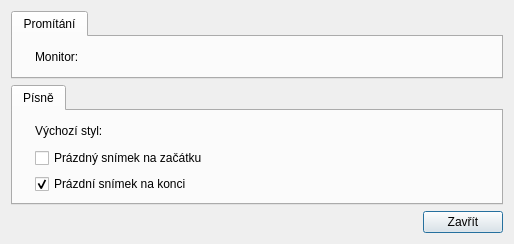
Above: src/gui/settingsdialog.ui from CZDanol/StrawLumen before the change. Below: the same form after it.
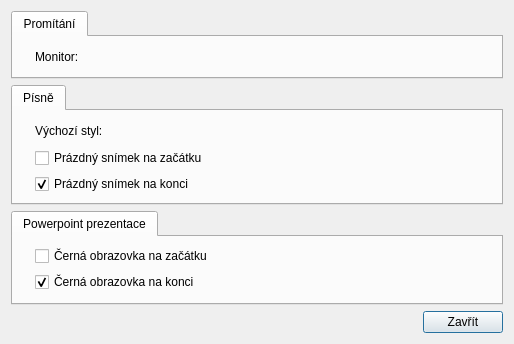
That is the form after the change. Icons and pictures are not drawn. Custom widgets are drawn as their Qt base class.

Commit message: PowerPoint black screen before & after

```diff
--- a/src/gui/settingsdialog.ui
+++ b/src/gui/settingsdialog.ui
@@ -10,7 +10,7 @@
     <x>0</x>
     <y>0</y>
     <width>514</width>
-    <height>244</height>
+    <height>338</height>
    </rect>
   </property>
   <property name="windowTitle">
@@ -175,7 +175,7 @@
        <item row="2" column="1" colspan="3">
         <widget class="QCheckBox" name="cbEmptySlideAfterSong">
          <property name="text">
-          <string>Prázdní snímek na konci</string>
+          <string>Prázdný snímek na konci</string>
          </property>
          <property name="checked">
           <bool>true</bool>
@@ -186,6 +186,73 @@
      </widget>
     </widget>
    </item>
+   <item>
+    <widget class="QTabWidget" name="tabWidget_3">
+     <property name="sizePolicy">
+      <sizepolicy hsizetype="Expanding" vsizetype="Preferred">
+       <horstretch>0</horstretch>
+       <verstretch>0</verstretch>
+      </sizepolicy>
+     </property>
+     <property name="focusPolicy">
+      <enum>Qt::NoFocus</enum>
+     </property>
+     <widget class="QWidget" name="tab_4">
+      <attribute name="icon">
+       <iconset resource="../../res/resources.qrc">
+        <normaloff>:/icons/16/Microsoft PowerPoint_16px.png</normaloff>:/icons/16/Microsoft PowerPoint_16px.png</iconset>
+      </attribute>
+      <attribute name="title">
+       <string>Powerpoint prezentace</string>
+      </attribute>
+      <layout class="QGridLayout" name="gridLayout_3">
+       <item row="0" column="0">
+        <widget class="QLabel" name="label_9">
+         <property name="pixmap">
+          <pixmap resource="../../res/resources.qrc">:/icons/16/Sign Out_16px.png</pixmap>
+         </property>
+        </widget>
+       </item>
+       <item row="0" column="1" colspan="2">
+        <widget class="QCheckBox" name="cbBlackSlideBeforePPT">
+         <property name="sizePolicy">
+          <sizepolicy hsizetype="Expanding" vsizetype="Fixed">
+           <horstretch>1</horstretch>
+           <verstretch>0</verstretch>
+          </sizepolicy>
+         </property>
+         <property name="text">
+          <string>Černá obrazovka na začátku</string>
+         </property>
+        </widget>
+       </item>
+       <item row="1" column="1" colspan="2">
+        <widget class="QCheckBox" name="cbBlackSlideAfterPPT">
+         <property name="sizePolicy">
+          <sizepolicy hsizetype="Expanding" vsizetype="Fixed">
+           <horstretch>0</horstretch>
+           <verstretch>0</verstretch>
+          </sizepolicy>
+         </property>
+         <property name="text">
+          <string>Černá obrazovka na konci</string>
+         </property>
+         <property name="checked">
+          <bool>true</bool>
+         </property>
+        </widget>
+       </item>
+       <item row="1" column="0">
+        <widget class="QLabel" name="label_10">
+         <property name="pixmap">
+          <pixmap resource="../../res/resources.qrc">:/icons/16/Logout Rounded Left_16px.png</pixmap>
+         </property>
+        </widget>
+       </item>
+      </layout>
+     </widget>
+    </widget>
+   </item>
    <item>
     <spacer name="verticalSpacer">
      <property name="orientation">
```
The commit also changes 19 other files.
